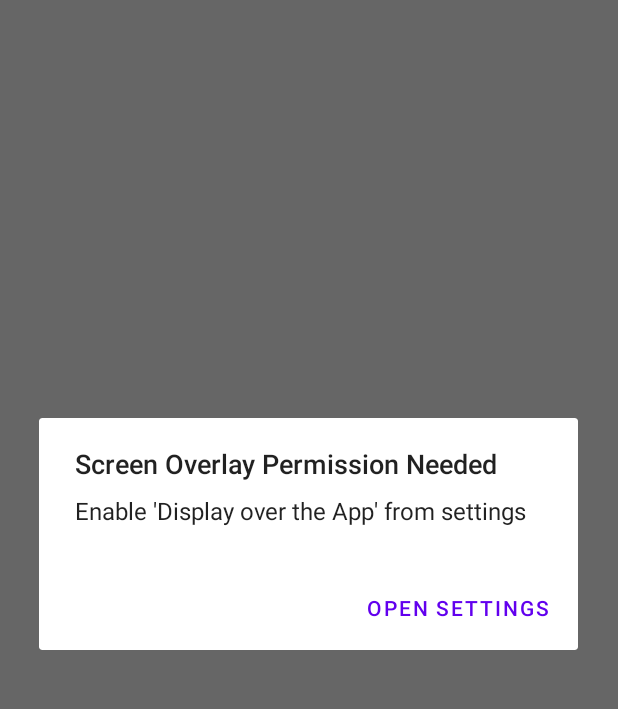
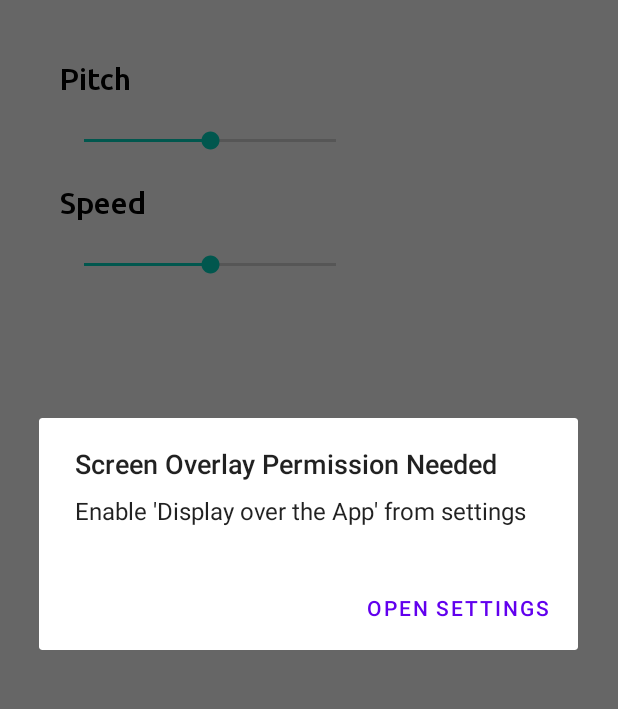
Before and after one commit to JamalAartsen/MyRead, an Android app: the HomeFragment screen opened through its navigation route, after a tap on "Start", on a phone screen of 412 x 824 dp, the part 84-793 px from its top. Run offline under Robolectric (Android 15) with nearby library versions, the light colour scheme and no system bars; our stand-ins replace Dagger/Hilt's generated code.

Commit message:
Add pitch and speed for TextToSpeech
- Show that language is not supported when changine pitch and speed
- When you click to quick on screen the app chrashed

```diff
--- a/app/build.gradle
+++ b/app/build.gradle
@@ -47,6 +47,7 @@ dependencies {
     implementation 'androidx.navigation:navigation-ui-ktx:2.3.5'
     implementation 'androidx.legacy:legacy-support-v4:1.0.0'
     implementation 'com.google.android.gms:play-services-mlkit-text-recognition:17.0.1'
+    implementation "androidx.datastore:datastore-preferences:1.0.0"
 
     // Dagger Hilt
     implementation "com.google.dagger:hilt-android:2.38.1"
--- a/app/src/main/AndroidManifest.xml
+++ b/app/src/main/AndroidManifest.xml
@@ -36,6 +36,9 @@
                 android:name="android.support.FILE_PROVIDER_PATHS"
                 android:resource="@xml/file_paths" />
         </provider>
+        <meta-data
+            android:name="com.google.mlkit.vision.DEPENDENCIES"
+            android:value="ocr" />
     </application>
 
 </manifest>
--- /dev/null
+++ b/app/src/main/java/com/jamal/myread/Utils.kt
@@ -0,0 +1,8 @@
+package com.jamal.myread
+
+import android.content.Context
+import androidx.datastore.core.DataStore
+import androidx.datastore.preferences.core.Preferences
+import androidx.datastore.preferences.preferencesDataStore
+
+val Context.dataStore: DataStore<Preferences> by preferencesDataStore(name = "settings")
--- a/app/src/main/java/com/jamal/myread/model/HomeRepository.kt
+++ b/app/src/main/java/com/jamal/myread/model/HomeRepository.kt
@@ -3,22 +3,20 @@ package com.jamal.myread.model
 import android.app.Activity
 import android.content.Context
 import android.content.Intent
+import com.jamal.myread.viewmodel.PreferencesVoice
 import javax.inject.Inject
 import javax.inject.Singleton
 
 @Singleton
 class HomeRepository @Inject constructor() {
-    fun startService(activity: Activity, context: Context, resultCode: Int, data: Intent) {
+    fun startService(activity: Activity, context: Context, resultCode: Int, data: Intent, preferencesVoice: PreferencesVoice) {
         activity.startService(
             ScreenReaderService.getStartIntent(
                 context,
                 resultCode,
-                data
+                data,
+                preferencesVoice
             )
         )
     }
-
-    fun stopScreenShot(activity: Activity, context: Context) {
-        activity.startService(ScreenReaderService.getStopIntent(context))
-    }
 }
--- a/app/src/main/java/com/jamal/myread/AppModule.kt
+++ b/app/src/main/java/com/jamal/myread/utils/AppModule.kt
@@ -1,5 +1,9 @@
-package com.jamal.myread
+package com.jamal.myread.utils
 
+import android.content.Context
+import androidx.datastore.core.DataStore
+import androidx.datastore.preferences.core.Preferences
+import androidx.datastore.preferences.preferencesDataStore
 import com.jamal.myread.model.ScreenReaderService
 import dagger.Module
 import dagger.Provides
--- a/app/src/main/java/com/jamal/myread/NotificationUtils.kt
+++ b/app/src/main/java/com/jamal/myread/utils/NotificationUtils.kt
@@ -1,4 +1,4 @@
-package com.jamal.myread
+package com.jamal.myread.utils
 
 import android.annotation.TargetApi
 import android.app.Notification
@@ -8,6 +8,7 @@ import android.content.Context
 import android.os.Build
 import androidx.core.app.NotificationCompat
 import androidx.core.util.Pair
+import com.jamal.myread.R
 
 object NotificationUtils {
     const val NOTIFICATION_ID = 1337
--- a/app/src/main/java/com/jamal/myread/viewmodel/HomeViewModel.kt
+++ b/app/src/main/java/com/jamal/myread/viewmodel/HomeViewModel.kt
@@ -5,27 +5,65 @@ import android.content.Context
 import android.content.Intent
 import android.os.Build
 import android.provider.Settings
+import androidx.datastore.preferences.core.edit
+import androidx.datastore.preferences.core.emptyPreferences
+import androidx.datastore.preferences.core.floatPreferencesKey
 import androidx.lifecycle.ViewModel
+import com.jamal.myread.dataStore
 import com.jamal.myread.model.HomeRepository
 import dagger.hilt.android.lifecycle.HiltViewModel
+import dagger.hilt.android.qualifiers.ApplicationContext
+import kotlinx.coroutines.flow.Flow
+import kotlinx.coroutines.flow.catch
+import kotlinx.coroutines.flow.collect
+import kotlinx.coroutines.flow.map
+import java.io.IOException
 import javax.inject.Inject
+
+data class PreferencesVoice(val pitch: Float, val speed: Float)
 
 @HiltViewModel
 class HomeViewModel @Inject constructor(
-    private val repository: HomeRepository
+    private val repository: HomeRepository,
+    @ApplicationContext context: Context
 ) : ViewModel() {
 
-    fun startService(activity: Activity, context: Context, resultCode: Int, data: Intent) {
-        repository.startService(activity, context, resultCode, data)
+    val preferencesFlow: Flow<PreferencesVoice> = context.dataStore.data
+        .catch { exception ->
+            if (exception is IOException) {
+                emit(emptyPreferences())
+            } else {
+                throw exception
+            }
+        }
+        .map { preferences ->
+            val pitch = preferences[PreferencesKeys.PITCH] ?: 1f
+            val speed = preferences[PreferencesKeys.SPEED] ?: 1f
+            PreferencesVoice(pitch, speed)
+        }
+
+
+    suspend fun startService(activity: Activity, context: Context, resultCode: Int, data: Intent) {
+        preferencesFlow.collect { pitchFlow ->
+            repository.startService(activity, context, resultCode, data, PreferencesVoice(pitchFlow.pitch, pitchFlow.speed))
+        }
     }
 
-    fun checkOverlayPermission(context: Context) : Boolean {
+    suspend fun updatePreferencesVoice(context: Context, pitch: Float?, speed: Float?) {
+        context.dataStore.edit { preferences ->
+            preferences[PreferencesKeys.SPEED] = speed ?: 1f
+            preferences[PreferencesKeys.PITCH] = pitch ?: 1f
+        }
+    }
+
+    fun checkOverlayPermission(context: Context): Boolean {
         return if (Build.VERSION.SDK_INT > Build.VERSION_CODES.M) {
             Settings.canDrawOverlays(context)
         } else return true
     }
 
-    fun stopScreenshot(activity: Activity, context: Context) {
-        repository.stopScreenShot(activity, context)
+    private object PreferencesKeys {
+        val PITCH = floatPreferencesKey("pitch")
+        val SPEED = floatPreferencesKey("speed")
     }
 }
--- a/app/src/main/res/layout/fragment_home.xml
+++ b/app/src/main/res/layout/fragment_home.xml
@@ -7,6 +7,50 @@
     android:background="@color/white"
     tools:context=".ui.fragments.HomeFragment">
 
+    <RelativeLayout
+        android:layout_width="match_parent"
+        android:layout_height="wrap_content"
+        android:layout_margin="40dp"
+        app:layout_constraintTop_toTopOf="parent">
+
+        <TextView
+            android:id="@+id/pitch_title"
+            android:layout_width="wrap_content"
+            android:layout_height="wrap_content"
+            android:layout_marginBottom="20dp"
+            android:fontFamily="@font/ubuntu_medium"
+            android:text="@string/pitch"
+            android:textColor="@color/black"
+            android:textSize="20dp" />
+
+        <SeekBar
+            android:id="@+id/seekbar_pitch"
+            android:layout_width="200dp"
+            android:layout_height="wrap_content"
+            android:layout_below="@+id/pitch_title"
+            android:layout_marginBottom="20dp"
+            android:progress="50" />
+
+        <TextView
+            android:id="@+id/speed_title"
+            android:layout_width="wrap_content"
+            android:layout_height="wrap_content"
+            android:layout_below="@+id/seekbar_pitch"
+            android:layout_marginBottom="20dp"
+            android:fontFamily="@font/ubuntu_medium"
+            android:text="@string/speed"
+            android:textColor="@color/black"
+            android:textSize="20dp" />
+
+        <SeekBar
+            android:id="@+id/seekbar_speed"
+            android:layout_width="200dp"
+            android:progress="50"
+            android:layout_height="wrap_content"
+            android:layout_below="@+id/speed_title" />
+
+    </RelativeLayout>
+
     <Button
         android:id="@+id/start_button"
         android:layout_width="match_parent"
@@ -14,11 +58,11 @@
         android:layout_marginLeft="40dp"
         android:layout_marginRight="40dp"
         android:background="@drawable/btn_bg"
-        app:backgroundTint="@null"
         android:fontFamily="@font/ubuntu_medium"
-        android:textSize="16dp"
         android:text="@string/start"
         android:textAllCaps="false"
+        android:textSize="16dp"
+        app:backgroundTint="@null"
         app:layout_constraintBottom_toBottomOf="parent"
         app:layout_constraintTop_toTopOf="parent" />
 
--- a/app/src/main/res/values/strings.xml
+++ b/app/src/main/res/values/strings.xml
@@ -9,4 +9,6 @@
     <string name="readericon">ReaderIcon</string>
     <string name="camere_image">Camere Image</string>
     <string name="close_image">Close Image</string>
+    <string name="speed">Speed</string>
+    <string name="pitch">Pitch</string>
 </resources>
```
Also changed, not shown: app/src/main/java/com/jamal/myread/model/PreferencesManager.kt (added, +55 -0 lines), app/src/main/java/com/jamal/myread/model/ScreenReaderService.kt (+18 -12 lines), app/src/main/java/com/jamal/myread/ui/fragments/HomeFragment.kt (+27 -4 lines).
